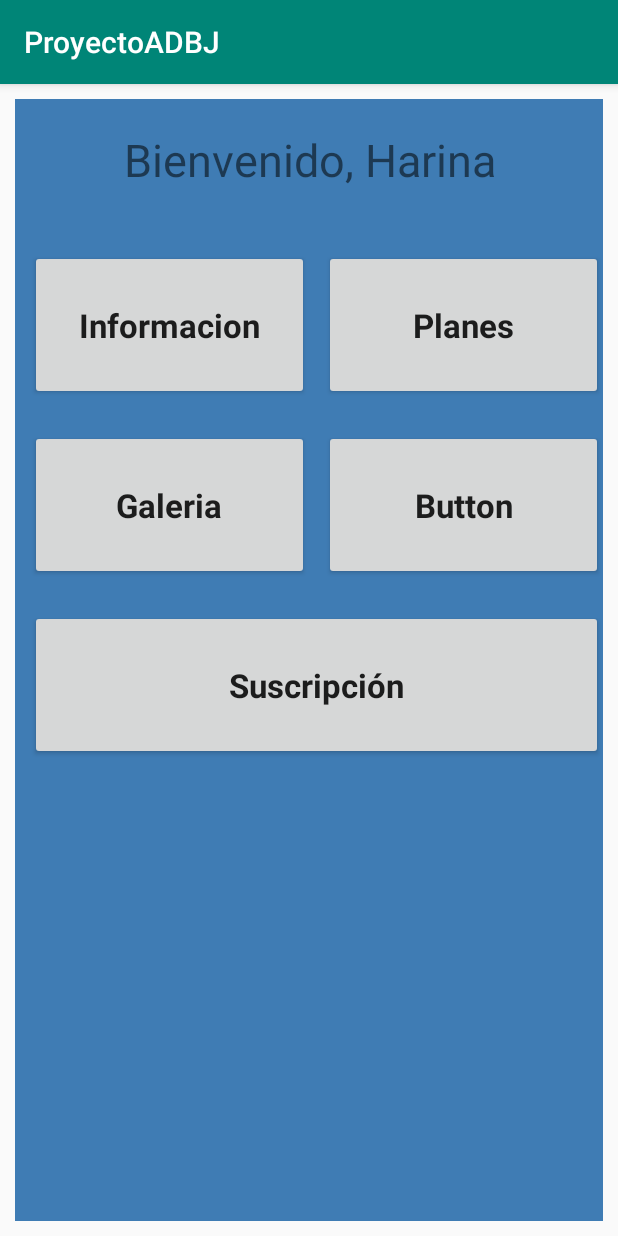
After one commit to PowertrainFSAE47/ProyectoADBJ, an Android app: the menuPrincipal screen opened directly, with no data from a screen before it, on a phone screen of 412 x 824 dp. The commit adds this screen. Run offline under Robolectric (Android 15) with nearby library versions, the phone set to English and light mode, and no system bars.

Commit message:
Agregada primera transición de pantallas, corregido falta de clases java en activity 2

```diff
--- a/Android/ProyectoADBJ/app/src/main/AndroidManifest.xml
+++ b/Android/ProyectoADBJ/app/src/main/AndroidManifest.xml
@@ -9,6 +9,7 @@
         android:roundIcon="@mipmap/ic_launcher_round"
         android:supportsRtl="true"
         android:theme="@style/AppTheme">
+        <activity android:name=".menuPrincipal"></activity>
         <activity android:name=".MainActivity">
             <intent-filter>
                 <action android:name="android.intent.action.MAIN" />
--- a/Android/ProyectoADBJ/app/src/main/java/com/example/proyectoadbj/MainActivity.java
+++ b/Android/ProyectoADBJ/app/src/main/java/com/example/proyectoadbj/MainActivity.java
@@ -3,6 +3,7 @@ package com.example.proyectoadbj;
 import androidx.appcompat.app.AppCompatActivity;
 import androidx.viewpager.widget.ViewPager;
 
+import android.content.Intent;
 import android.os.Bundle;
 import android.view.View;
 import android.widget.Button;
@@ -41,6 +42,8 @@ public class MainActivity extends AppCompatActivity {
                     // Tiene user y tiene clave
                     Toast.makeText(MainActivity.this,"WENA PERRO",Toast.LENGTH_SHORT).show();
 
+                    Intent aMenuPrincipal = new Intent(MainActivity.this, menuPrincipal.class);
+                    startActivity(aMenuPrincipal);
 
                 }
             }
--- /dev/null
+++ b/Android/ProyectoADBJ/app/src/main/java/com/example/proyectoadbj/menuPrincipal.java
@@ -0,0 +1,17 @@
+package com.example.proyectoadbj;
+
+import androidx.appcompat.app.AppCompatActivity;
+
+import android.os.Bundle;
+
+public class menuPrincipal extends AppCompatActivity {
+
+    @Override
+    protected void onCreate(Bundle savedInstanceState) {
+        super.onCreate(savedInstanceState);
+        setContentView(R.layout.activity_menu_principal);
+
+
+
+    }
+}
--- a/Android/ProyectoADBJ/app/src/main/res/layout/main_menu.xml
+++ b/Android/ProyectoADBJ/app/src/main/res/layout/activity_menu_principal.xml
@@ -13,7 +13,7 @@
     android:layout_marginBottom="10dp"
     android:background="#3F7CB4"
     android:orientation="vertical"
-    tools:context=".MainActivity">
+    tools:context=".menuPrincipal">
 
     <TextView
         android:id="@+id/lblMenu"
@@ -95,7 +95,7 @@
             android:layout_marginLeft="10dp"
             android:layout_marginTop="20dp"
             android:layout_weight="1"
-            android:text="Suscripcion"
+            android:text="Suscripción"
             android:textAppearance="@style/TextAppearance.AppCompat.Large"
             android:textStyle="bold" />
     </LinearLayout>
```
